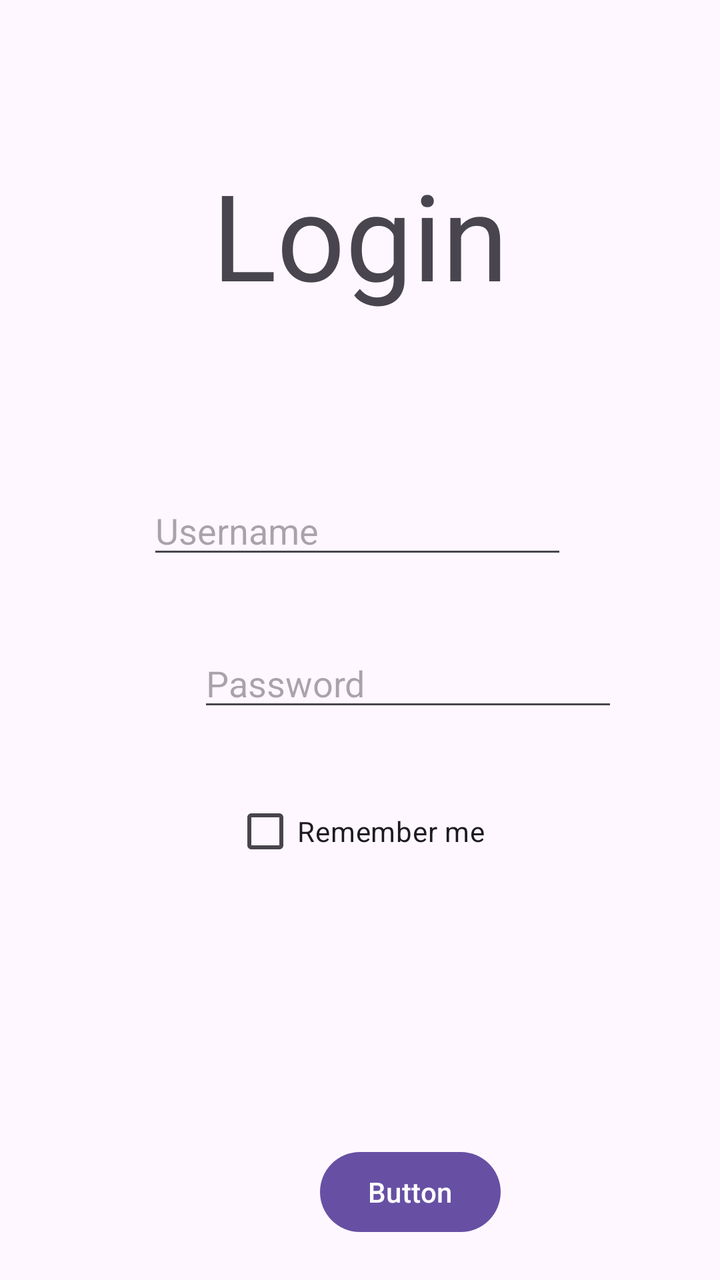
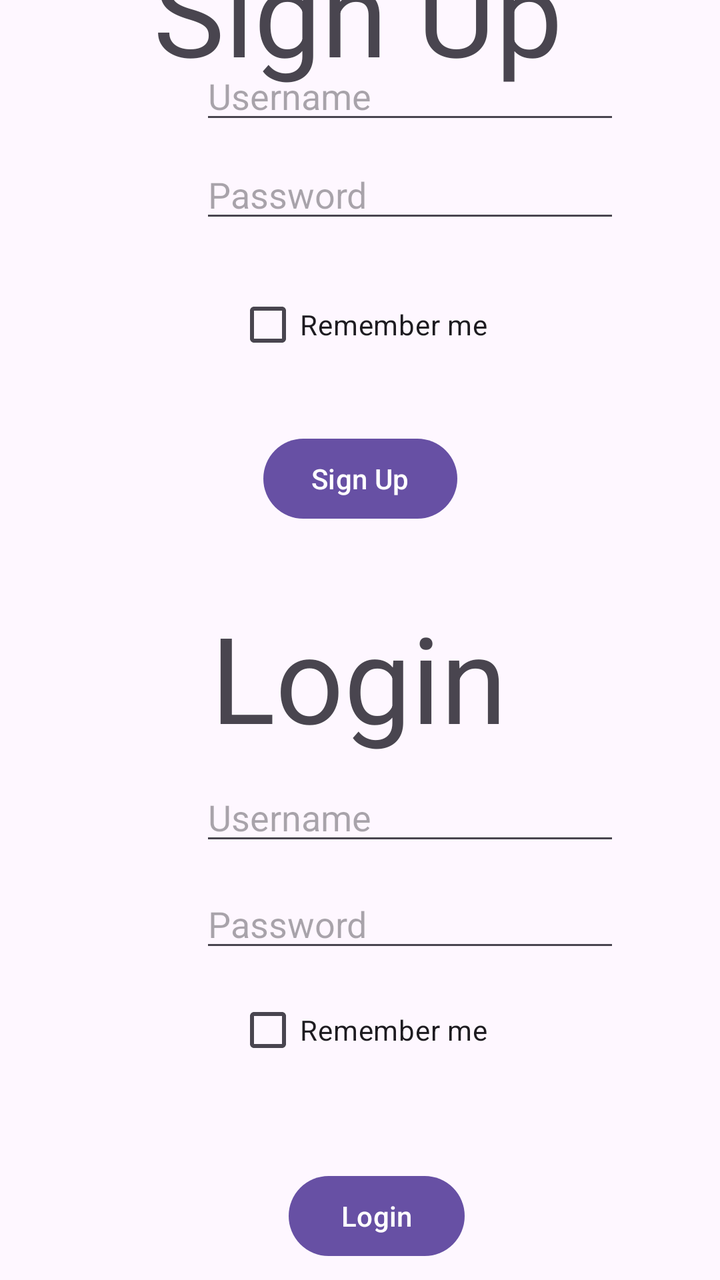

Two renders of the same Android screen: before a commit and after it. Below are the layout's source before the change and the commit's diff.
<!-- AndroidManifest.xml: application theme Theme.ProjectApp -->
<!-- res/layout/activity_login.xml -->
<?xml version="1.0" encoding="utf-8"?>
<androidx.constraintlayout.widget.ConstraintLayout xmlns:android="http://schemas.android.com/apk/res/android"
    xmlns:app="http://schemas.android.com/apk/res-auto"
    xmlns:tools="http://schemas.android.com/tools"
    android:id="@+id/main"
    android:layout_width="match_parent"
    android:layout_height="match_parent"
    tools:context=".Login">

    <Button
        android:id="@+id/button"
        android:layout_width="wrap_content"
        android:layout_height="wrap_content"
        android:layout_marginStart="160dp"
        android:layout_marginTop="572dp"
        android:layout_marginEnd="160dp"
        android:text="Button"
        app:layout_constraintEnd_toEndOf="parent"
        app:layout_constraintHorizontal_bias="0.0"
        app:layout_constraintStart_toStartOf="parent"
        app:layout_constraintTop_toTopOf="parent" />

    <EditText
        android:id="@+id/editTextText"
        android:layout_width="wrap_content"
        android:layout_height="wrap_content"
        android:layout_marginStart="99dp"
        android:layout_marginTop="35dp"
        android:layout_marginEnd="102dp"
        android:ems="10"
        android:hint="Password"
        android:inputType="text"
        app:layout_constraintEnd_toEndOf="parent"
        app:layout_constraintHorizontal_bias="0.0"
        app:layout_constraintStart_toStartOf="parent"
        app:layout_constraintTop_toBottomOf="@+id/editTextText2" />

    <EditText
        android:id="@+id/editTextText2"
        android:layout_width="wrap_content"
        android:layout_height="wrap_content"
        android:layout_marginStart="100dp"
        android:layout_marginTop="182dp"
        android:layout_marginEnd="103dp"
        android:layout_marginBottom="35dp"
        android:ems="10"
        android:hint="Username"
        android:inputType="text"
        app:layout_constraintBottom_toTopOf="@+id/editTextText"
        app:layout_constraintEnd_toEndOf="parent"
        app:layout_constraintStart_toStartOf="parent"
        app:layout_constraintTop_toTopOf="parent" />

    <CheckBox
        android:id="@+id/checkBox"
        android:layout_width="wrap_content"
        android:layout_height="wrap_content"
        android:layout_marginStart="160dp"
        android:layout_marginTop="31dp"
        android:layout_marginEnd="161dp"
        android:text="Remember me"
        app:layout_constraintEnd_toEndOf="parent"
        app:layout_constraintStart_toStartOf="parent"
        app:layout_constraintTop_toBottomOf="@+id/editTextText" />

    <TextView
        android:id="@+id/textView3"
        android:layout_width="wrap_content"
        android:layout_height="wrap_content"
        android:layout_marginStart="180dp"
        android:layout_marginTop="77dp"
        android:layout_marginEnd="180dp"
        android:layout_marginBottom="86dp"
        android:text="Login"
        android:textSize="60sp"
        app:layout_constraintBottom_toTopOf="@+id/editTextText2"
        app:layout_constraintEnd_toEndOf="parent"
        app:layout_constraintStart_toStartOf="parent"
        app:layout_constraintTop_toTopOf="parent" />
</androidx.constraintlayout.widget.ConstraintLayout>
<!-- resources referenced by this layout -->
<resources>
  <style name="Theme.ProjectApp" parent="Base.Theme.ProjectApp" />
  <style name="Base.Theme.ProjectApp" parent="Theme.Material3.DayNight.NoActionBar">
          
          
      </style>
</resources>

<!-- the commit's change to res/layout/activity_login.xml (unified diff, before → after) -->
@@ -7,74 +7,155 @@
     android:layout_height="match_parent"
     tools:context=".Login">
 
-    <Button
-        android:id="@+id/button"
+    <EditText
+        android:id="@+id/username_su"
+        android:layout_width="wrap_content"
+        android:layout_height="wrap_content"
+        android:layout_marginStart="100dp"
+        android:layout_marginEnd="103dp"
+        android:ems="10"
+        android:hint="Username"
+        android:inputType="text"
+        app:layout_constraintBottom_toTopOf="@+id/password_su"
+        app:layout_constraintEnd_toEndOf="parent"
+        app:layout_constraintHorizontal_bias="0.0"
+        app:layout_constraintStart_toStartOf="parent"
+        app:layout_constraintTop_toBottomOf="@+id/textView4" />
+
+    <EditText
+        android:id="@+id/password_su"
+        android:layout_width="wrap_content"
+        android:layout_height="wrap_content"
+        android:layout_marginStart="100dp"
+        android:layout_marginTop="8dp"
+        android:layout_marginEnd="100dp"
+        android:layout_marginBottom="10dp"
+        android:ems="10"
+        android:hint="Password"
+        android:inputType="textPassword"
+        app:layout_constraintBottom_toTopOf="@+id/remember_su"
+        app:layout_constraintEnd_toEndOf="parent"
+        app:layout_constraintHorizontal_bias="0.0"
+        app:layout_constraintStart_toStartOf="parent"
+        app:layout_constraintTop_toBottomOf="@+id/username_su" />
+
+    <CheckBox
+        android:id="@+id/remember_su"
         android:layout_width="wrap_content"
         android:layout_height="wrap_content"
         android:layout_marginStart="160dp"
-        android:layout_marginTop="572dp"
+        android:layout_marginTop="12dp"
+        android:layout_marginEnd="161dp"
+        android:layout_marginBottom="29dp"
+        android:text="Remember me"
+        app:layout_constraintBottom_toTopOf="@+id/signUpButton"
+        app:layout_constraintEnd_toEndOf="parent"
+        app:layout_constraintHorizontal_bias="0.486"
+        app:layout_constraintStart_toStartOf="parent"
+        app:layout_constraintTop_toBottomOf="@+id/password_su" />
+
+    <Button
+        android:id="@+id/signUpButton"
+        android:layout_width="wrap_content"
+        android:layout_height="wrap_content"
+        android:layout_marginStart="160dp"
         android:layout_marginEnd="160dp"
-        android:text="Button"
+        android:layout_marginBottom="35dp"
+        android:text="Sign Up"
+        app:layout_constraintBottom_toTopOf="@+id/textView3"
+        app:layout_constraintEnd_toEndOf="parent"
+        app:layout_constraintStart_toStartOf="parent"
+        app:layout_constraintTop_toBottomOf="@+id/remember_su" />
+
+    <TextView
+        android:id="@+id/textView4"
+        android:layout_width="wrap_content"
+        android:layout_height="wrap_content"
+        android:layout_marginStart="180dp"
+        android:layout_marginTop="7dp"
+        android:layout_marginEnd="180dp"
+        android:layout_marginBottom="384dp"
+        android:text="Sign Up"
+        android:textSize="60sp"
+        app:layout_constraintBottom_toTopOf="@+id/username_lg"
+        app:layout_constraintEnd_toEndOf="parent"
+        app:layout_constraintHorizontal_bias="0.505"
+        app:layout_constraintStart_toStartOf="parent"
+        app:layout_constraintTop_toTopOf="parent" />
+
+    <Button
+        android:id="@+id/loginButton"
+        android:layout_width="wrap_content"
+        android:layout_height="wrap_content"
+        android:layout_marginStart="160dp"
+        android:layout_marginTop="13dp"
+        android:layout_marginEnd="160dp"
+        android:layout_marginBottom="8dp"
+        android:text="Login"
+        app:layout_constraintBottom_toBottomOf="parent"
+        app:layout_constraintEnd_toEndOf="parent"
+        app:layout_constraintHorizontal_bias="0.333"
+        app:layout_constraintStart_toStartOf="parent"
+        app:layout_constraintTop_toBottomOf="@+id/remember_lg" />
+
+    <EditText
+        android:id="@+id/username_lg"
+        android:layout_width="wrap_content"
+        android:layout_height="wrap_content"
+        android:layout_marginStart="100dp"
+        android:layout_marginEnd="103dp"
+        android:layout_marginBottom="12dp"
+        android:ems="10"
+        android:hint="Username"
+        android:inputType="text"
+        app:layout_constraintBottom_toTopOf="@+id/password_lg"
         app:layout_constraintEnd_toEndOf="parent"
         app:layout_constraintHorizontal_bias="0.0"
         app:layout_constraintStart_toStartOf="parent"
-        app:layout_constraintTop_toTopOf="parent" />
-
-    <EditText
-        android:id="@+id/editTextText"
-        android:layout_width="wrap_content"
-        android:layout_height="wrap_content"
-        android:layout_marginStart="99dp"
-        android:layout_marginTop="35dp"
-        android:layout_marginEnd="102dp"
-        android:ems="10"
-        android:hint="Password"
-        android:inputType="text"
-        app:layout_constraintEnd_toEndOf="parent"
-        app:layout_constraintHorizontal_bias="0.0"
-        app:layout_constraintStart_toStartOf="parent"
-        app:layout_constraintTop_toBottomOf="@+id/editTextText2" />
-
-    <EditText
-        android:id="@+id/editTextText2"
-        android:layout_width="wrap_content"
-        android:layout_height="wrap_content"
-        android:layout_marginStart="100dp"
-        android:layout_marginTop="182dp"
-        android:layout_marginEnd="103dp"
-        android:layout_marginBottom="35dp"
-        android:ems="10"
-        android:hint="Username"
-        android:inputType="text"
-        app:layout_constraintBottom_toTopOf="@+id/editTextText"
-        app:layout_constraintEnd_toEndOf="parent"
-        app:layout_constraintStart_toStartOf="parent"
-        app:layout_constraintTop_toTopOf="parent" />
+        app:layout_constraintTop_toBottomOf="@+id/textView3" />
 
     <CheckBox
-        android:id="@+id/checkBox"
+        android:id="@+id/remember_lg"
         android:layout_width="wrap_content"
         android:layout_height="wrap_content"
         android:layout_marginStart="160dp"
-        android:layout_marginTop="31dp"
         android:layout_marginEnd="161dp"
+        android:layout_marginBottom="32dp"
         android:text="Remember me"
+        app:layout_constraintBottom_toTopOf="@+id/loginButton"
         app:layout_constraintEnd_toEndOf="parent"
+        app:layout_constraintHorizontal_bias="0.486"
         app:layout_constraintStart_toStartOf="parent"
-        app:layout_constraintTop_toBottomOf="@+id/editTextText" />
+        app:layout_constraintTop_toBottomOf="@+id/password_lg" />
 
     <TextView
         android:id="@+id/textView3"
         android:layout_width="wrap_content"
         android:layout_height="wrap_content"
         android:layout_marginStart="180dp"
-        android:layout_marginTop="77dp"
         android:layout_marginEnd="180dp"
-        android:layout_marginBottom="86dp"
+        android:layout_marginBottom="8dp"
         android:text="Login"
         android:textSize="60sp"
-        app:layout_constraintBottom_toTopOf="@+id/editTextText2"
+        app:layout_constraintBottom_toTopOf="@+id/username_lg"
         app:layout_constraintEnd_toEndOf="parent"
+        app:layout_constraintHorizontal_bias="0.505"
         app:layout_constraintStart_toStartOf="parent"
-        app:layout_constraintTop_toTopOf="parent" />
+        app:layout_constraintTop_toBottomOf="@+id/signUpButton" />
+
+    <EditText
+        android:id="@+id/password_lg"
+        android:layout_width="wrap_content"
+        android:layout_height="wrap_content"
+        android:layout_marginStart="100dp"
+        android:layout_marginEnd="100dp"
+        android:layout_marginBottom="10dp"
+        android:ems="10"
+        android:hint="Password"
+        android:inputType="textPassword"
+        app:layout_constraintBottom_toTopOf="@+id/remember_lg"
+        app:layout_constraintEnd_toEndOf="parent"
+        app:layout_constraintHorizontal_bias="0.0"
+        app:layout_constraintStart_toStartOf="parent"
+        app:layout_constraintTop_toBottomOf="@+id/username_lg" />
 </androidx.constraintlayout.widget.ConstraintLayout>
